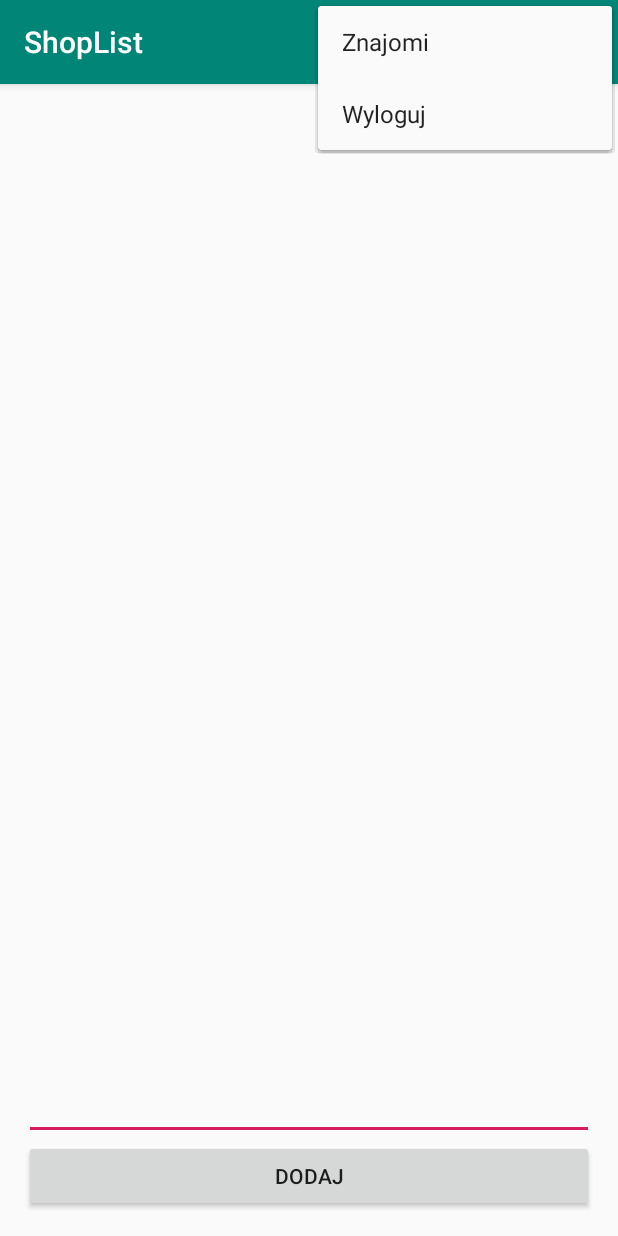
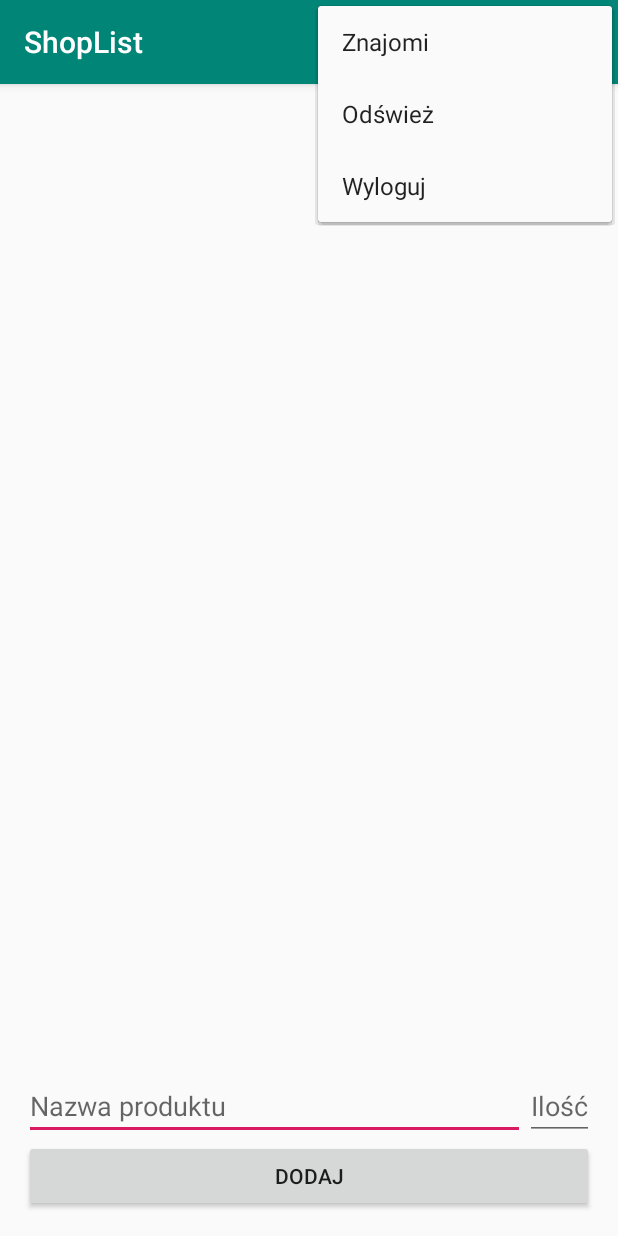
Before and after one commit to LagonPL/ShopList, an Android app: the screen it shows after launch once a user with an empty profile is signed in (MainActivity), with the options menu open, on a phone screen of 412 x 824 dp. Run offline under Robolectric (Android 15) with nearby library versions, the phone set to English and light mode, and no system bars; our stand-ins replace Firebase (no records; nobody signed in at launch, a user with empty details on screens opened directly).

Commit message:
Added amount in item

```diff
--- a/app/src/main/res/layout/activity_friends.xml
+++ b/app/src/main/res/layout/activity_friends.xml
@@ -4,7 +4,7 @@
     xmlns:tools="http://schemas.android.com/tools"
     android:layout_width="match_parent"
     android:layout_height="match_parent"
-    tools:context=".FriendsActivity">
+    tools:context=".MainActivity">
 
 
 
--- a/app/src/main/res/layout/content_friends.xml
+++ b/app/src/main/res/layout/content_friends.xml
@@ -37,7 +37,7 @@
         android:orientation="vertical"
         android:layout_gravity="bottom">
         <EditText
-            android:id="@+id/todoText"
+            android:id="@+id/TitleText"
             android:layout_width="match_parent"
             android:layout_height="wrap_content"/>
         <Button
--- a/app/src/main/res/layout/content_main.xml
+++ b/app/src/main/res/layout/content_main.xml
@@ -25,10 +25,29 @@
         android:layout_height="wrap_content"
         android:orientation="vertical"
         android:layout_gravity="bottom">
-        <EditText
-            android:id="@+id/todoText"
+
+        <LinearLayout
             android:layout_width="match_parent"
-            android:layout_height="wrap_content"/>
+            android:layout_height="match_parent"
+            android:orientation="horizontal">
+
+            <EditText
+                android:id="@+id/TitleText"
+                android:layout_width="wrap_content"
+                android:layout_height="match_parent"
+                android:layout_weight="1"
+                android:hint="@string/title_give"
+                android:inputType="text" />
+
+            <EditText
+                android:id="@+id/AmountText"
+                android:layout_width="wrap_content"
+                android:layout_height="wrap_content"
+                android:layout_weight="0"
+                android:hint="@string/amount_give"
+                android:inputType="number" />
+        </LinearLayout>
+
         <Button
             android:id="@+id/addButton"
             android:layout_width="match_parent"
--- a/app/src/main/res/menu/menu_main.xml
+++ b/app/src/main/res/menu/menu_main.xml
@@ -8,6 +8,11 @@
         android:title="@string/action_friends"
         app:showAsAction="never"/>
     <item
+        android:id="@+id/action_refresh"
+        android:orderInCategory="100"
+        android:title="@string/refresh"
+        app:showAsAction="never" />
+    <item
         android:id="@+id/action_logout"
         android:orderInCategory="100"
         android:title="@string/action_logout"
--- a/app/src/main/res/values/strings.xml
+++ b/app/src/main/res/values/strings.xml
@@ -16,5 +16,10 @@
     <string name="add_friend">Dodaj znajomego</string>
     <string name="action_logout">Wyloguj</string>
     <string name="action_friends">Znajomi</string>
+    <string name="title_give">Nazwa produktu</string>
+    <string name="amount_give">Ilość</string>
+    <string name="refresh">Odśwież</string>
+
+
 
 </resources>
```
Also changed, not shown: app/src/main/java/com/example/shoplist/shoplist/Item.java (+11 -3 lines), app/src/main/java/com/example/shoplist/shoplist/MainActivity.java (+16 -7 lines), app/src/main/java/com/example/shoplist/shoplist/Util.java (added, +18 -0 lines), 1 other file.
